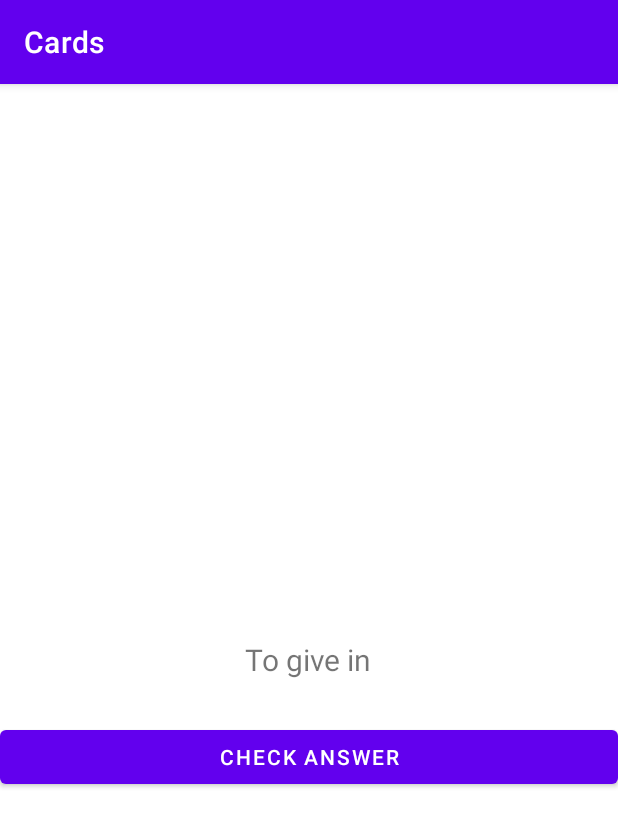
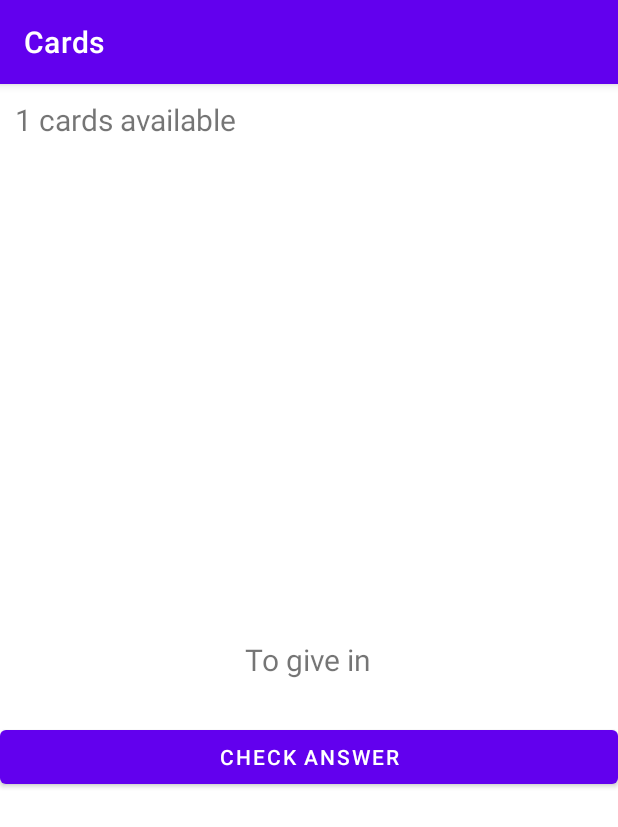
Before and after one commit to frankdelpiero/Moviles, an Android app: the screen it shows after launch (MainActivity), after a tap on "HARD", on a phone screen of 412 x 824 dp. Shown: the top 827 px of the screen. Run offline under Robolectric (Android 15) with nearby library versions, the phone set to English and light mode, and no system bars; our stand-ins replace Timber, data binding; 1 other tap on this screen came first.

Commit message:
Version 1.14

```diff
--- a/app/src/main/java/es/uam/eps/dadm/cards/MainActivity.kt
+++ b/app/src/main/java/es/uam/eps/dadm/cards/MainActivity.kt
@@ -10,6 +10,7 @@ import android.widget.TextView
 import android.widget.Toast
 import androidx.appcompat.widget.AppCompatTextView
 import androidx.databinding.DataBindingUtil
+import androidx.lifecycle.Observer
 import androidx.lifecycle.ViewModelProvider
 import es.uam.eps.dadm.cards.databinding.ActivityMainBinding
 import timber.log.Timber
@@ -47,6 +48,14 @@ class MainActivity : AppCompatActivity() {
     override fun onCreate(savedInstanceState: Bundle?) {
         super.onCreate(savedInstanceState)
         binding = DataBindingUtil.setContentView(this, R.layout.activity_main)
+
+        val observer = object: Observer<Int> {
+            override fun onChanged(t: Int?) {
+                binding.infoTextView?.text = t.toString()
+            }
+        }
+        // Incluyo la interaccion con cardsLeft
+        //viewModel.cardsLeft.observe(this, observer)
 
         binding.mainViewModel = viewModel // Va a usar view model
         binding.apply {
--- a/app/src/main/java/es/uam/eps/dadm/cards/MainViewModel.kt
+++ b/app/src/main/java/es/uam/eps/dadm/cards/MainViewModel.kt
@@ -1,6 +1,8 @@
 
 package es.uam.eps.dadm.cards
 
+import androidx.lifecycle.LiveData
+import androidx.lifecycle.MutableLiveData
 import androidx.lifecycle.ViewModel
 import timber.log.Timber
 import java.time.LocalDateTime
@@ -8,15 +10,20 @@ import java.time.LocalDateTime
 class MainViewModel : ViewModel() {
     var card:Card? = null
     var cards: MutableList<Card> = mutableListOf<Card>()
+    private val _cardsLeft = MutableLiveData<Int>()
+    val cardsLeft : LiveData<Int> // Guardo el numero de cartas restantes
+        get() = _cardsLeft
+
     init {
         //Timber.i("MainViewModel created")
         cards = CardsApplication.cards
+        _cardsLeft.value = cards.size
         card = random_card()
     }
 
     fun update(quality: Int) {
         // Completa este método
-       // _cardsLeft.value = cardsLeft.value?.minus(1)
+        _cardsLeft.value = cardsLeft.value?.minus(1)
         card?.quality = quality
         Timber.i("calidad ${card?.quality}")
         card?.update(LocalDateTime.now())
--- a/app/src/main/res/layout-land/activity_main.xml
+++ b/app/src/main/res/layout-land/activity_main.xml
@@ -24,7 +24,14 @@
             android:text="@{mainViewModel.card.question}"
             android:visibility="@{mainViewModel.card.answered ? View.INVISIBLE : View.VISIBLE}"
             tools:text="Texto para el entorno"/>
-
+        <TextView
+            android:id="@+id/info_text_view"
+            android:layout_width="wrap_content"
+            android:layout_height="wrap_content"
+            android:layout_margin="10dp"
+            android:textSize="20dp"
+            android:text="@{@string/cards_left_format(mainViewModel.cardsLeft)}"
+            tools:text="Número de tarjetas restantes" />
         <TextView
             android:id="@+id/answer_text_view"
             android:layout_width="wrap_content"
--- a/app/src/main/res/layout/activity_main.xml
+++ b/app/src/main/res/layout/activity_main.xml
@@ -24,6 +24,15 @@
             android:text="@{mainViewModel.card.question}"
             android:visibility="@{mainViewModel.card.answered ? View.INVISIBLE : View.VISIBLE}"
             tools:text="Texto para el entorno"/>
+
+        <TextView
+            android:id="@+id/info_text_view"
+            android:layout_width="wrap_content"
+            android:layout_height="wrap_content"
+            android:layout_margin="10dp"
+            android:textSize="20dp"
+            android:text="@{@string/cards_left_format(mainViewModel.cardsLeft)}"
+            tools:text="Número de tarjetas restantes" />
 
         <TextView
             android:id="@+id/answer_text_view"
--- a/app/src/main/res/values/strings.xml
+++ b/app/src/main/res/values/strings.xml
@@ -7,4 +7,5 @@
     <string name="doubt_button_title">Medium</string>
     <string name="difficult_button_title">Hard</string>
     <string name="No_cards">No cards avaiable</string>
+    <string name="cards_left_format"> %d cards available</string>
 </resources>
```
Also changed, not shown: 1 other file.
